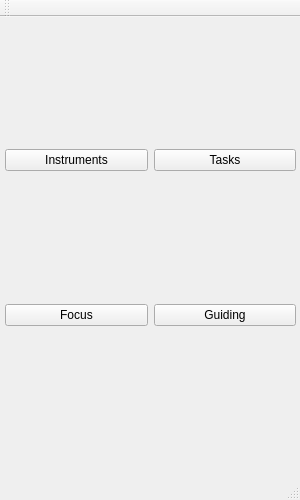
Before: the Qt Designer form snowgui/snowgui/mainwindow.ui in AndreasFMueller/AstroPhotography, drawn with Qt 5.
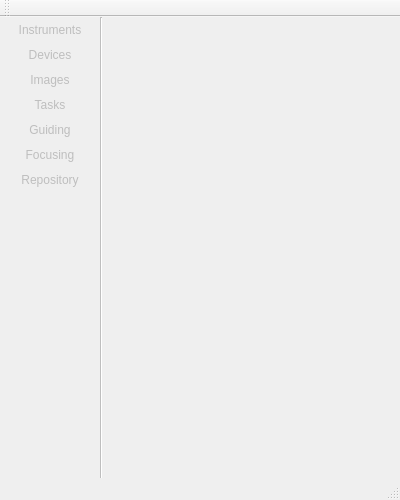
After: the same form once the commit is applied.

Patch:
```diff
--- a/snowgui/snowgui/mainwindow.ui
+++ b/snowgui/snowgui/mainwindow.ui
@@ -2,11 +2,14 @@
 <ui version="4.0">
  <class>MainWindow</class>
  <widget class="QMainWindow" name="MainWindow">
+  <property name="enabled">
+   <bool>false</bool>
+  </property>
   <property name="geometry">
    <rect>
     <x>0</x>
     <y>0</y>
-    <width>300</width>
+    <width>400</width>
     <height>500</height>
    </rect>
   </property>
@@ -18,13 +21,13 @@
   </property>
   <property name="minimumSize">
    <size>
-    <width>300</width>
+    <width>400</width>
     <height>500</height>
    </size>
   </property>
   <property name="maximumSize">
    <size>
-    <width>300</width>
+    <width>400</width>
     <height>500</height>
    </size>
   </property>
@@ -32,60 +35,160 @@
    <string>MainWindow</string>
   </property>
   <widget class="QWidget" name="centralWidget">
+   <property name="enabled">
+    <bool>false</bool>
+   </property>
+   <property name="autoFillBackground">
+    <bool>false</bool>
+   </property>
    <property name="locale">
     <locale language="C" country="AnyCountry"/>
    </property>
-   <widget class="QWidget" name="verticalLayoutWidget">
+   <widget class="QLabel" name="devicesLabel">
+    <property name="enabled">
+     <bool>false</bool>
+    </property>
     <property name="geometry">
      <rect>
-      <x>0</x>
+      <x>5</x>
+      <y>30</y>
+      <width>90</width>
+      <height>15</height>
+     </rect>
+    </property>
+    <property name="autoFillBackground">
+     <bool>false</bool>
+    </property>
+    <property name="text">
+     <string>Devices</string>
+    </property>
+    <property name="alignment">
+     <set>Qt::AlignCenter</set>
+    </property>
+   </widget>
+   <widget class="QLabel" name="instrumentsLabel">
+    <property name="enabled">
+     <bool>false</bool>
+    </property>
+    <property name="geometry">
+     <rect>
+      <x>5</x>
+      <y>5</y>
+      <width>90</width>
+      <height>16</height>
+     </rect>
+    </property>
+    <property name="frameShape">
+     <enum>QFrame::NoFrame</enum>
+    </property>
+    <property name="text">
+     <string>Instruments</string>
+    </property>
+    <property name="alignment">
+     <set>Qt::AlignCenter</set>
+    </property>
+    <property name="margin">
+     <number>0</number>
+    </property>
+    <property name="indent">
+     <number>-1</number>
+    </property>
+   </widget>
+   <widget class="QLabel" name="tasksLabel">
+    <property name="enabled">
+     <bool>false</bool>
+    </property>
+    <property name="geometry">
+     <rect>
+      <x>5</x>
+      <y>80</y>
+      <width>90</width>
+      <height>16</height>
+     </rect>
+    </property>
+    <property name="text">
+     <string>Tasks</string>
+    </property>
+    <property name="alignment">
+     <set>Qt::AlignCenter</set>
+    </property>
+   </widget>
+   <widget class="QLabel" name="guidingLabel">
+    <property name="geometry">
+     <rect>
+      <x>5</x>
+      <y>105</y>
+      <width>90</width>
+      <height>16</height>
+     </rect>
+    </property>
+    <property name="text">
+     <string>Guiding</string>
+    </property>
+    <property name="alignment">
+     <set>Qt::AlignCenter</set>
+    </property>
+   </widget>
+   <widget class="QLabel" name="focusingLabel">
+    <property name="geometry">
+     <rect>
+      <x>5</x>
+      <y>130</y>
+      <width>90</width>
+      <height>16</height>
+     </rect>
+    </property>
+    <property name="text">
+     <string>Focusing</string>
+    </property>
+    <property name="alignment">
+     <set>Qt::AlignCenter</set>
+    </property>
+   </widget>
+   <widget class="QLabel" name="imagesLabel">
+    <property name="geometry">
+     <rect>
+      <x>5</x>
+      <y>55</y>
+      <width>90</width>
+      <height>16</height>
+     </rect>
+    </property>
+    <property name="text">
+     <string>Images</string>
+    </property>
+    <property name="alignment">
+     <set>Qt::AlignCenter</set>
+    </property>
+   </widget>
+   <widget class="QLabel" name="repositoryLabel">
+    <property name="geometry">
+     <rect>
+      <x>5</x>
+      <y>155</y>
+      <width>90</width>
+      <height>16</height>
+     </rect>
+    </property>
+    <property name="text">
+     <string>Repository</string>
+    </property>
+    <property name="alignment">
+     <set>Qt::AlignCenter</set>
+    </property>
+   </widget>
+   <widget class="Line" name="servicesseparatorLine">
+    <property name="geometry">
+     <rect>
+      <x>100</x>
       <y>0</y>
-      <width>301</width>
-      <height>441</height>
+      <width>3</width>
+      <height>500</height>
      </rect>
     </property>
-    <layout class="QGridLayout" name="gridLayout">
-     <property name="leftMargin">
-      <number>5</number>
-     </property>
-     <property name="topMargin">
-      <number>5</number>
-     </property>
-     <property name="rightMargin">
-      <number>5</number>
-     </property>
-     <property name="bottomMargin">
-      <number>5</number>
-     </property>
-     <item row="0" column="0">
-      <widget class="QPushButton" name="pushButton">
-       <property name="text">
-        <string>Instruments</string>
-       </property>
-      </widget>
-     </item>
-     <item row="0" column="1">
-      <widget class="QPushButton" name="pushButton_2">
-       <property name="text">
-        <string>Tasks</string>
-       </property>
-      </widget>
-     </item>
-     <item row="1" column="0">
-      <widget class="QPushButton" name="pushButton_3">
-       <property name="text">
-        <string>Focus</string>
-       </property>
-      </widget>
-     </item>
-     <item row="1" column="1">
-      <widget class="QPushButton" name="pushButton_4">
-       <property name="text">
-        <string>Guiding</string>
-       </property>
-      </widget>
-     </item>
-    </layout>
+    <property name="orientation">
+     <enum>Qt::Vertical</enum>
+    </property>
    </widget>
   </widget>
   <widget class="QMenuBar" name="menuBar">
```
Left out of the diff: 2 changed lines with no effect on the pictures.
